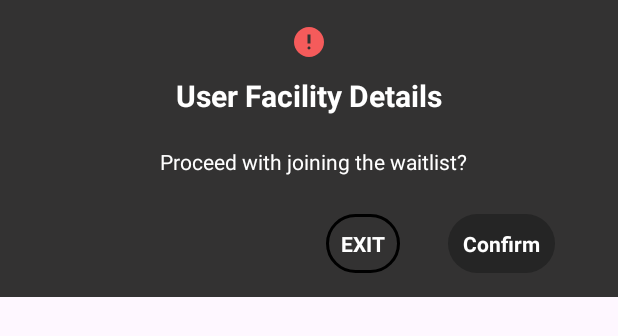
After one commit to CMPUT301F24throat/throat-events, an Android app: the layout dialog_geo_location.xml on its own in the app's theme, with its tools: preview values and no code run, on a phone screen of 412 x 824 dp. The commit adds this screen. Shown: the top 336 px of the screen. Run offline under Robolectric (Android 15) with nearby library versions, the phone set to English and light mode, and no system bars.

Commit message:
dialog box added

```diff
--- a/app/src/main/java/com/example/pickme/views/EventDetailsFragment.java
+++ b/app/src/main/java/com/example/pickme/views/EventDetailsFragment.java
@@ -1,5 +1,6 @@
 package com.example.pickme.views;
 
+import android.app.Dialog;
 import android.os.Bundle;
 import android.util.Log;
 import android.view.LayoutInflater;
@@ -18,6 +19,7 @@ import androidx.navigation.Navigation;
 
 import com.bumptech.glide.Glide;
 import com.example.pickme.R;
+import com.example.pickme.databinding.DialogGeoLocationBinding;
 import com.example.pickme.models.Enums.EntrantStatus;
 import com.example.pickme.models.Event;
 import com.example.pickme.models.User;
@@ -315,6 +317,25 @@ public class EventDetailsFragment extends Fragment {
         // Geolocation part //
         waitlistBtn.setOnClickListener(v -> {
             if (event.isGeoLocationRequired()) {
+                dialogGeoLocation();
+            } else {
+                // Perform waitlist logic without requiring geolocation
+                waitlistLogic(null);
+            }
+        });
+    }
+
+    private void dialogGeoLocation(){
+        // Create a dialogue instance
+        Dialog dialogue = new Dialog(requireContext());
+
+        // Inflate the custom layout using View Binding
+        DialogGeoLocationBinding binding = DialogGeoLocationBinding.inflate(LayoutInflater.from(requireContext()));
+        dialogue.setContentView(binding.getRoot());
+
+        binding.confirm.setOnClickListener(new View.OnClickListener() {
+            @Override
+            public void onClick(View view) {
                 GeoLocationUtils geoLocationUtils = new GeoLocationUtils();
 
                 // Check if location permissions are granted
@@ -337,13 +358,13 @@ public class EventDetailsFragment extends Fragment {
                     // Perform waitlist logic with location
                     waitlistLogic(currentUserLocation);
                 });
-            } else {
-                // Perform waitlist logic without requiring geolocation
-                waitlistLogic(null);
             }
         });
+
+        binding.cancel.setOnClickListener(view -> dialogue.dismiss());
+
+        dialogue.show();
     }
-
     /**
      * Handles the waitlist logic based on the user's status and geolocation.
      *
--- /dev/null
+++ b/app/src/main/res/drawable/ic_warning.xml
@@ -0,0 +1,9 @@
+<vector xmlns:android="http://schemas.android.com/apk/res/android"
+    android:width="24dp"
+    android:height="24dp"
+    android:viewportWidth="24"
+    android:viewportHeight="24">
+  <path
+      android:pathData="M12,17C12.283,17 12.521,16.904 12.712,16.712C12.904,16.521 13,16.283 13,16C13,15.717 12.904,15.479 12.712,15.288C12.521,15.096 12.283,15 12,15C11.717,15 11.479,15.096 11.288,15.288C11.096,15.479 11,15.717 11,16C11,16.283 11.096,16.521 11.288,16.712C11.479,16.904 11.717,17 12,17ZM11,13H13V7H11V13ZM12,22C10.617,22 9.317,21.737 8.1,21.212C6.883,20.688 5.825,19.975 4.925,19.075C4.025,18.175 3.313,17.117 2.787,15.9C2.263,14.683 2,13.383 2,12C2,10.617 2.263,9.317 2.787,8.1C3.313,6.883 4.025,5.825 4.925,4.925C5.825,4.025 6.883,3.313 8.1,2.787C9.317,2.263 10.617,2 12,2C13.383,2 14.683,2.263 15.9,2.787C17.117,3.313 18.175,4.025 19.075,4.925C19.975,5.825 20.688,6.883 21.212,8.1C21.737,9.317 22,10.617 22,12C22,13.383 21.737,14.683 21.212,15.9C20.688,17.117 19.975,18.175 19.075,19.075C18.175,19.975 17.117,20.688 15.9,21.212C14.683,21.737 13.383,22 12,22Z"
+      android:fillColor="#F55B5B"/>
+</vector>
--- /dev/null
+++ b/app/src/main/res/layout/dialog_geo_location.xml
@@ -0,0 +1,80 @@
+<?xml version="1.0" encoding="utf-8"?>
+<androidx.constraintlayout.widget.ConstraintLayout xmlns:android="http://schemas.android.com/apk/res/android"
+    xmlns:app="http://schemas.android.com/apk/res-auto"
+    android:layout_width="match_parent"
+    android:layout_height="wrap_content"
+    android:background="@color/background3"
+    android:padding="16dp">
+
+    <ImageView
+        android:layout_width="wrap_content"
+        android:layout_height="wrap_content"
+        android:src="@drawable/ic_warning"
+        app:layout_constraintStart_toStartOf="parent"
+        app:layout_constraintEnd_toEndOf="parent"
+        app:layout_constraintTop_toTopOf="parent"
+        android:id="@+id/titleSrc"/>
+    <TextView
+        android:id="@+id/title"
+        android:layout_width="wrap_content"
+        android:layout_height="wrap_content"
+        android:layout_marginTop="10dp"
+        android:layout_marginBottom="15dp"
+        android:text="@string/user_facility_details"
+        android:textColor="@color/white"
+        android:textSize="20sp"
+        android:textStyle="bold"
+        app:layout_constraintEnd_toEndOf="parent"
+        app:layout_constraintStart_toStartOf="parent"
+        app:layout_constraintTop_toBottomOf="@id/titleSrc"/>
+
+    <TextView
+        android:id="@+id/proceedText"
+        android:layout_width="wrap_content"
+        android:layout_height="wrap_content"
+        android:layout_marginTop="15dp"
+        android:paddingVertical="5dp"
+        android:paddingStart="5dp"
+        android:text="Proceed with joining the waitlist?"
+        android:textColor="@color/white"
+        android:textSize="14sp"
+        app:layout_constraintEnd_toEndOf="parent"
+        app:layout_constraintStart_toStartOf="parent"
+        app:layout_constraintTop_toBottomOf="@id/title" />
+
+    <TextView
+        android:id="@+id/confirm"
+        android:layout_width="wrap_content"
+        android:layout_height="wrap_content"
+        android:layout_marginTop="20dp"
+        android:background="@drawable/rounded_button"
+        android:backgroundTint="@color/background2"
+        android:padding="10dp"
+        android:text="Confirm"
+        android:textColor="@color/white"
+        android:textSize="14sp"
+        android:textStyle="bold"
+        app:layout_constraintBottom_toBottomOf="parent"
+        app:layout_constraintEnd_toEndOf="parent"
+        app:layout_constraintStart_toEndOf="@+id/cancel"
+        app:layout_constraintTop_toBottomOf="@id/proceedText" />
+
+    <TextView
+        android:id="@+id/cancel"
+        android:layout_width="wrap_content"
+        android:layout_height="wrap_content"
+        android:layout_marginStart="175dp"
+        android:layout_marginTop="20dp"
+        android:layout_marginEnd="5dp"
+        android:background="@drawable/rounded_button_outline"
+        android:padding="10dp"
+        android:text="@string/exit"
+        android:textColor="@color/white"
+        android:textSize="14sp"
+        android:textStyle="bold"
+        app:layout_constraintBottom_toBottomOf="parent"
+        app:layout_constraintEnd_toStartOf="@id/confirm"
+        app:layout_constraintStart_toStartOf="parent"
+        app:layout_constraintTop_toBottomOf="@id/proceedText" />
+
+</androidx.constraintlayout.widget.ConstraintLayout>
```
